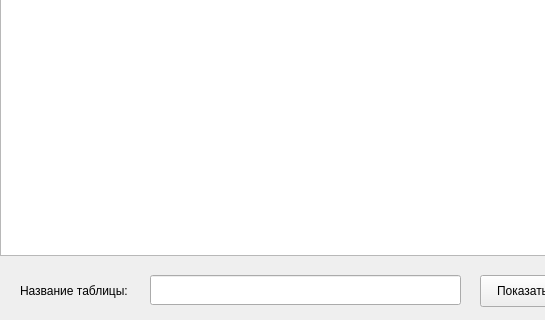
The window that MainWindowDesign.ui (AntEugene/Print3dCompany) describes before a commit, drawn with Qt 5; both pictures show x 0 to 545 and y 235 to 555 of the 800 by 555 pixel window.
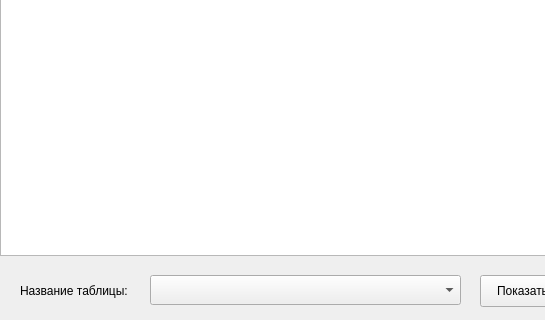
The same window after the commit.

What changed in the file:
```diff
--- a/MainWindowDesign.ui
+++ b/MainWindowDesign.ui
@@ -61,16 +61,6 @@
     </rect>
    </property>
   </widget>
-  <widget class="QLineEdit" name="lineEdit_TableName">
-   <property name="geometry">
-    <rect>
-     <x>150</x>
-     <y>510</y>
-     <width>311</width>
-     <height>30</height>
-    </rect>
-   </property>
-  </widget>
   <widget class="QLabel" name="label">
    <property name="geometry">
     <rect>
@@ -97,6 +87,19 @@
     <string>Сохранить в БД</string>
    </property>
   </widget>
+  <widget class="QComboBox" name="comboBox">
+   <property name="geometry">
+    <rect>
+     <x>150</x>
+     <y>510</y>
+     <width>311</width>
+     <height>30</height>
+    </rect>
+   </property>
+   <property name="currentText">
+    <string/>
+   </property>
+  </widget>
  </widget>
  <resources/>
  <connections/>
```
